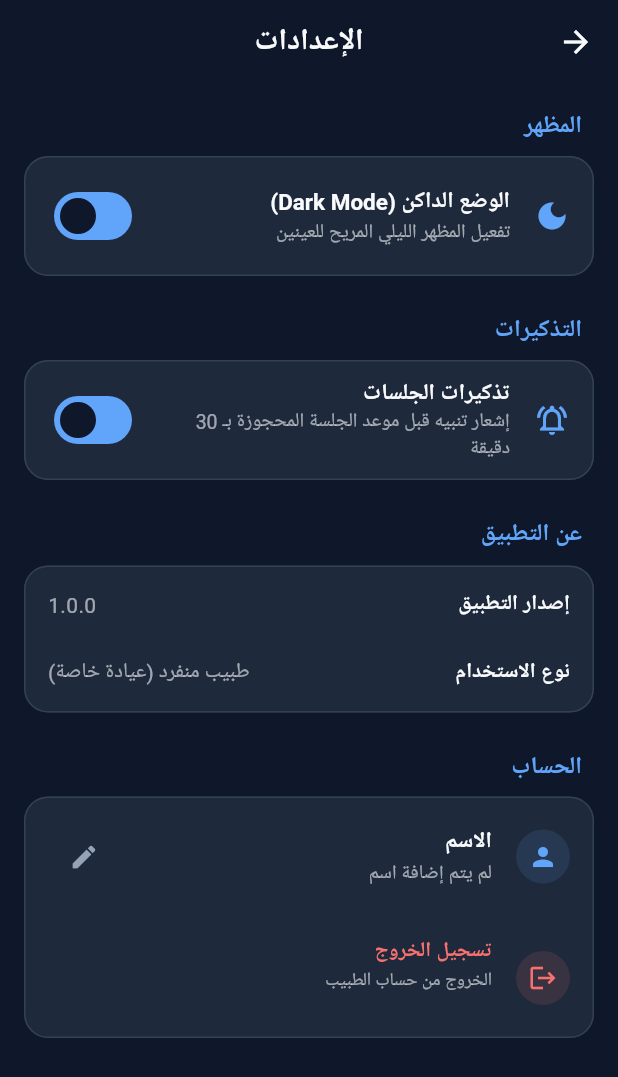
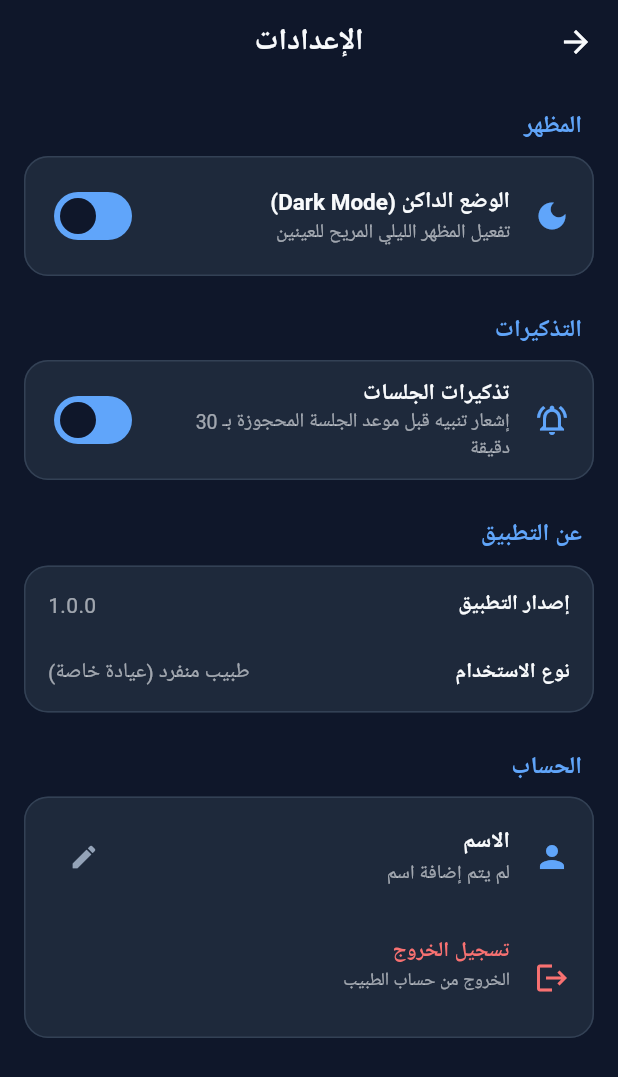
Before and after one commit to omarAhmed7525/Physical-Therapy-App, a Flutter app: the SettingsView screen opened by its route, after a tap on "الوضع الداكن (Dark Mode)", on a phone screen of 412 x 824 dp. Shown: the top 1077 px of the screen. Run offline on Flutter 3.47's test engine with Material 3 defaults, Android fonts, the phone set to English and light mode, and no system bars; our stand-ins replace cloud_firestore, firebase_auth, firebase_core, fl_chart, flutter_local_notifications, flutter_map and 6 more; accounts and stored records are empty; generated files the repository leaves out were written again.

Commit message:
Design: complete visual cleanup according to design principles

```diff
--- a/lib/features/dashboard/dashboard_view.dart
+++ b/lib/features/dashboard/dashboard_view.dart
@@ -144,42 +144,36 @@ class _DashboardViewState extends State<DashboardView> {
                   context,
                   'المرضى',
                   Icons.people,
-                  theme.colorScheme.primary,
                   AppRoutes.patients,
                 ),
                 _buildGridItem(
                   context,
                   'الجلسات',
                   Icons.event_note,
-                  theme.colorScheme.secondary,
                   AppRoutes.sessions,
                 ),
                 _buildGridItem(
                   context,
                   'التقارير',
                   Icons.analytics,
-                  Colors.purple,
                   AppRoutes.reports,
                 ),
                 _buildGridItem(
                   context,
                   'الجدول',
                   Icons.calendar_month,
-                  Colors.teal,
                   AppRoutes.schedule,
                 ),
                 _buildGridItem(
                   context,
                   'المديونيات',
                   Icons.account_balance_wallet,
-                  Colors.red,
                   AppRoutes.debts,
                 ),
                 _buildGridItem(
                   context,
                   'خريطة اليوم',
                   Icons.route,
-                  Colors.indigo,
                   AppRoutes.todayRoute,
                 ),
               ],
@@ -280,7 +274,6 @@ class _DashboardViewState extends State<DashboardView> {
     BuildContext context,
     String title,
     IconData icon,
-    Color color,
     String route,
   ) {
     final theme = Theme.of(context);
@@ -302,11 +295,7 @@ class _DashboardViewState extends State<DashboardView> {
           child: Column(
             mainAxisAlignment: MainAxisAlignment.center,
             children: [
-              CircleAvatar(
-                radius: 20,
-                backgroundColor: color.withValues(alpha: 0.12),
-                child: Icon(icon, color: color, size: 22),
-              ),
+              Icon(icon, color: theme.colorScheme.primary, size: 24),
               const SizedBox(height: 8),
               Text(
                 title,
--- a/lib/features/dashboard/widgets/income_card.dart
+++ b/lib/features/dashboard/widgets/income_card.dart
@@ -18,38 +18,21 @@ class IncomeCard extends StatelessWidget {
       width: double.infinity,
       padding: const EdgeInsets.all(24.0),
       decoration: BoxDecoration(
-        gradient: LinearGradient(
-          colors: isDark
-              ? [theme.colorScheme.primary.withValues(alpha: 0.15), theme.colorScheme.secondary.withValues(alpha: 0.05)]
-              : [theme.colorScheme.primary, theme.colorScheme.secondary],
-          begin: Alignment.topLeft,
-          end: Alignment.bottomRight,
-        ),
-        borderRadius: BorderRadius.circular(20),
-        boxShadow: isDark
-            ? null
-            : [
-                BoxShadow(
-                  color: theme.colorScheme.primary.withValues(alpha: 0.3),
-                  blurRadius: 12,
-                  offset: const Offset(0, 6),
-                ),
-              ],
+        color: isDark
+            ? theme.colorScheme.primary.withValues(alpha: 0.12)
+            : theme.colorScheme.primary,
+        borderRadius: BorderRadius.circular(16),
         border: isDark
-            ? Border.all(color: theme.colorScheme.primary.withValues(alpha: 0.3))
+            ? Border.all(color: theme.colorScheme.primary)
             : null,
       ),
-      child: Row(
-        mainAxisAlignment: MainAxisAlignment.spaceBetween,
-        children: [
-          Expanded(
       child: Column(
         crossAxisAlignment: CrossAxisAlignment.start,
         children: [
           Text(
             'الدخل الشهري ($arabicMonthName)',
             style: textTheme.titleMedium?.copyWith(
-                    color: isDark ? theme.colorScheme.primary : Colors.white.withValues(alpha: 0.9),
+              color: isDark ? theme.colorScheme.primary : theme.colorScheme.onPrimary.withValues(alpha: 0.9),
               fontWeight: FontWeight.bold,
             ),
           ),
@@ -57,7 +40,7 @@ class IncomeCard extends StatelessWidget {
           Text(
             '${amount.toStringAsFixed(0)} ج.م',
             style: textTheme.headlineMedium?.copyWith(
-                    color: isDark ? Colors.white : Colors.white,
+              color: isDark ? theme.colorScheme.onSurface : theme.colorScheme.onPrimary,
               fontWeight: FontWeight.w900,
             ),
           ),
@@ -67,21 +50,7 @@ class IncomeCard extends StatelessWidget {
             style: textTheme.bodySmall?.copyWith(
               color: isDark
                   ? theme.colorScheme.onSurface.withValues(alpha: 0.5)
-                        : Colors.white.withValues(alpha: 0.8),
-                  ),
-                ),
-              ],
-            ),
-          ),
-          CircleAvatar(
-            radius: 28,
-            backgroundColor: isDark
-                ? theme.colorScheme.primary.withValues(alpha: 0.2)
-                : Colors.white.withValues(alpha: 0.2),
-            child: const Icon(
-              Icons.account_balance_wallet,
-              size: 28,
-              color: Colors.white,
+                  : theme.colorScheme.onPrimary.withValues(alpha: 0.8),
             ),
           ),
         ],
--- a/lib/features/dashboard/widgets/today_session_card.dart
+++ b/lib/features/dashboard/widgets/today_session_card.dart
@@ -53,26 +53,15 @@ class TodaySessionCard extends StatelessWidget {
           padding: const EdgeInsets.all(16.0),
           child: Row(
             children: [
-              // ── Time & Icon indicator ──────────────────────────────────────
-              Column(
-                children: [
-                  CircleAvatar(
-                    radius: 24,
-                    backgroundColor: theme.colorScheme.primary.withValues(alpha: 0.1),
-                    child: Icon(
-                      Icons.access_time_filled,
-                      color: theme.colorScheme.primary,
-                      size: 24,
-                    ),
+              // ── Time indicator ────────────────────────────────────────────
+              Padding(
+                padding: const EdgeInsets.symmetric(horizontal: 4.0),
+                child: Text(
+                  DateHelper.formatTime(session.date),
+                  style: textTheme.titleSmall?.copyWith(
+                    fontWeight: FontWeight.bold,
                   ),
-                  const SizedBox(height: 6),
-                  Text(
-                    DateHelper.formatTime(session.date),
-                    style: textTheme.bodySmall?.copyWith(
-                      fontWeight: FontWeight.bold,
-                    ),
-                  ),
-                ],
+                ),
               ),
               const SizedBox(width: 16),
 
--- a/lib/features/debts/debts_view.dart
+++ b/lib/features/debts/debts_view.dart
@@ -243,7 +243,7 @@ class DebtsView extends StatelessWidget {
                         Icon(
                           Icons.check_circle_outline,
                           size: 64,
-                          color: Colors.green.withValues(alpha: 0.6),
+                          color: (isDark ? AppColors.darkSuccess : AppColors.lightSuccess).withValues(alpha: 0.6),
                         ),
                         const SizedBox(height: 16),
                         Text(
--- a/lib/features/sessions/add_session_view.dart
+++ b/lib/features/sessions/add_session_view.dart
@@ -1,4 +1,5 @@
 import 'package:flutter/material.dart';
+import 'package:physical_therapy/core/constants/app_colors.dart';
 import 'package:physical_therapy/core/services/reminder_service.dart';
 import 'package:physical_therapy/core/utils/date_helper.dart';
 import 'package:physical_therapy/core/utils/plan_calculator.dart';
@@ -220,10 +221,11 @@ class _AddSessionViewState extends State<AddSessionView> {
                 ),
               );
             } else if (remaining <= kPlanLowThreshold) {
+              final isDark = Theme.of(context).brightness == Brightness.dark;
               ScaffoldMessenger.of(context).showSnackBar(
                 SnackBar(
                   content: const Text('قاربت الباقة على الانتهاء'),
-                  backgroundColor: Colors.orange.shade700,
+                  backgroundColor: isDark ? AppColors.darkWarning : AppColors.lightWarning,
                 ),
               );
             }
--- a/lib/features/sessions/edit_session_view.dart
+++ b/lib/features/sessions/edit_session_view.dart
@@ -1,4 +1,5 @@
 import 'package:flutter/material.dart';
+import 'package:physical_therapy/core/constants/app_colors.dart';
 import 'package:physical_therapy/core/services/reminder_service.dart';
 import 'package:physical_therapy/core/utils/date_helper.dart';
 import 'package:physical_therapy/core/utils/plan_calculator.dart';
@@ -178,10 +179,11 @@ class _EditSessionViewState extends State<EditSessionView> {
                 ),
               );
             } else if (remaining <= kPlanLowThreshold) {
+              final isDark = Theme.of(context).brightness == Brightness.dark;
               ScaffoldMessenger.of(context).showSnackBar(
                 SnackBar(
                   content: const Text('قاربت الباقة على الانتهاء'),
-                  backgroundColor: Colors.orange.shade700,
+                  backgroundColor: isDark ? AppColors.darkWarning : AppColors.lightWarning,
                 ),
               );
             }
--- a/lib/features/settings/settings_view.dart
+++ b/lib/features/settings/settings_view.dart
@@ -239,14 +239,10 @@ class _SettingsViewState extends State<SettingsView> {
               children: [
                 if (user != null) ...[
                   ListTile(
-                    leading: CircleAvatar(
-                      radius: 18,
-                      backgroundColor: theme.colorScheme.primary.withValues(alpha: 0.12),
-                      child: Icon(
-                        Icons.person,
-                        color: theme.colorScheme.primary,
-                        size: 20,
-                      ),
+                    leading: Icon(
+                      Icons.person,
+                      color: theme.colorScheme.primary,
+                      size: 24,
                     ),
                     title: const Text(
                       'الاسم',
@@ -271,14 +267,10 @@ class _SettingsViewState extends State<SettingsView> {
                   const Divider(height: 1),
                 ],
                 ListTile(
-                  leading: CircleAvatar(
-                    radius: 18,
-                    backgroundColor: theme.colorScheme.error.withValues(alpha: 0.12),
-                    child: Icon(
-                      Icons.logout,
-                      color: theme.colorScheme.error,
-                      size: 20,
-                    ),
+                  leading: Icon(
+                    Icons.logout,
+                    color: theme.colorScheme.error,
+                    size: 24,
                   ),
                   title: Text(
                     'تسجيل الخروج',
```
Also changed, not shown: lib/features/patients/patient_details_view.dart (+7 -12 lines), lib/features/patients/widgets/patient_card.dart (+5 -5 lines), lib/features/reports/reports_view.dart (+16 -20 lines). Lines whose indentation alone changed are shown as unchanged.
